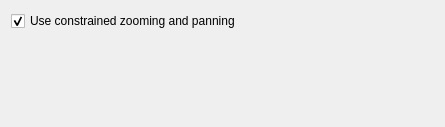
MITK/MITK, file Plugins/org.mitk.gui.qt.application/src/internal/QmitkEditorsPreferencePage.ui: the form before one commit.
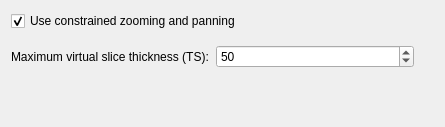
The form after the commit.

Commit message: Introduced max TS as preference for the editor preference page.

What changed in the file:
```diff
--- a/Plugins/org.mitk.gui.qt.application/src/internal/QmitkEditorsPreferencePage.ui
+++ b/Plugins/org.mitk.gui.qt.application/src/internal/QmitkEditorsPreferencePage.ui
@@ -30,11 +30,48 @@
      </property>
     </widget>
    </item>
+   <item>
+    <layout class="QGridLayout" name="gridLayout">
+     <item row="0" column="0">
+      <widget class="QLabel" name="label">
+       <property name="text">
+        <string>Maximum virtual slice thickness (TS):</string>
+       </property>
+      </widget>
+     </item>
+     <item row="0" column="1">
+      <widget class="QSpinBox" name="m_MaxTSSpinBox">
+       <property name="toolTip">
+        <string>&lt;html&gt;&lt;head/&gt;&lt;body&gt;&lt;p&gt;Sets the maximum virtual slice thickness allowed in the render windows.&lt;/p&gt;&lt;p&gt;It is the maximum number of slices that can be set to be integrated in a maximum intensity projection (MIP) in the respective render window.&lt;/p&gt;&lt;p&gt;It can be used to limit the TS slider to appropriated range for the use cases at hand. &lt;/p&gt;&lt;/body&gt;&lt;/html&gt;</string>
+       </property>
+       <property name="minimum">
+        <number>1</number>
+       </property>
+       <property name="maximum">
+        <number>999</number>
+       </property>
+       <property name="value">
+        <number>50</number>
+       </property>
+      </widget>
+     </item>
+     <item row="0" column="2">
+      <spacer name="verticalSpacer_2">
+       <property name="orientation">
+        <enum>Qt::Vertical</enum>
+       </property>
+       <property name="sizeHint" stdset="0">
+        <size>
+         <width>20</width>
+         <height>40</height>
+        </size>
+       </property>
+      </spacer>
+     </item>
+    </layout>
+   </item>
    <item>
     <spacer name="verticalSpacer">
-     <property name="orientation">
-      <enum>Qt::Orientation::Vertical</enum>
-     </property>
      <property name="sizeHint" stdset="0">
       <size>
        <width>20</width>
```
Left out of the diff: 2 changed lines with no effect on the pictures. The commit also changes 1 other file.
